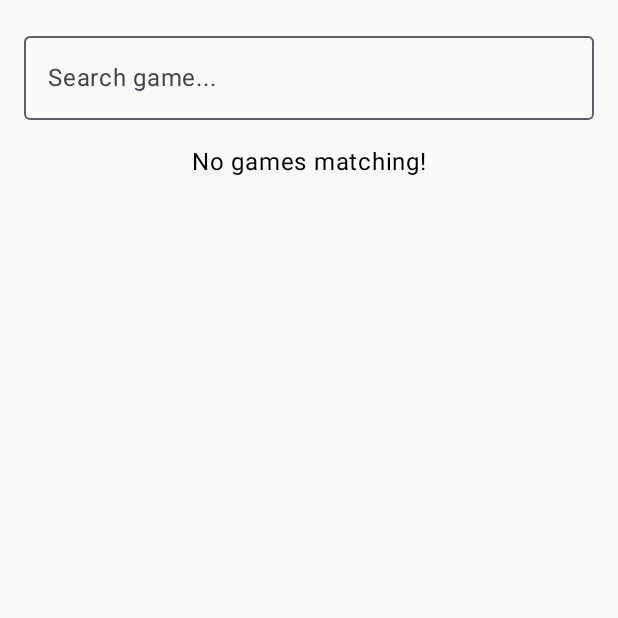
After one commit to haoziliu/my_game_shelf, an Android app built with Jetpack Compose: the AddGameScreen screen opened through its navigation route, on a phone screen of 412 x 824 dp, the top half of it. The commit adds this screen. Run offline under Robolectric (Android 15) with nearby library versions, the phone set to English and light mode, and no system bars; our stand-ins replace Dagger/Hilt's generated code, Room's generated code.

Commit message:
add search api

```diff
--- a/app/src/main/AndroidManifest.xml
+++ b/app/src/main/AndroidManifest.xml
@@ -2,9 +2,13 @@
 <manifest xmlns:android="http://schemas.android.com/apk/res/android"
     xmlns:tools="http://schemas.android.com/tools">
 
+    <uses-permission android:name="android.permission.ACCESS_NETWORK_STATE" />
+    <uses-permission android:name="android.permission.INTERNET" />
+
     <application
         android:name=".MyApp"
         android:allowBackup="true"
+        android:enableOnBackInvokedCallback="true"
         android:dataExtractionRules="@xml/data_extraction_rules"
         android:fullBackupContent="@xml/backup_rules"
         android:icon="@mipmap/ic_launcher"
@@ -23,6 +27,7 @@
                 <category android:name="android.intent.category.LAUNCHER" />
             </intent-filter>
         </activity>
+
     </application>
 
 </manifest>
--- a/app/src/main/java/com/example/mygameshelf/MainActivity.kt
+++ b/app/src/main/java/com/example/mygameshelf/MainActivity.kt
@@ -12,6 +12,7 @@ import androidx.compose.material3.Text
 import androidx.compose.runtime.Composable
 import androidx.compose.ui.Modifier
 import androidx.compose.ui.tooling.preview.Preview
+import com.example.mygameshelf.presentation.App
 import com.example.mygameshelf.presentation.shelf.ShelfScreen
 import com.example.mygameshelf.presentation.theme.MyGameShelfTheme
 import dagger.hilt.android.AndroidEntryPoint
@@ -23,11 +24,7 @@ class MainActivity : ComponentActivity() {
         enableEdgeToEdge()
         setContent {
             MyGameShelfTheme {
-                Scaffold(modifier = Modifier.fillMaxSize()) { innerPadding ->
-                    Column(modifier = Modifier.padding(innerPadding)) {
-                        ShelfScreen()
-                    }
-                }
+                App()
             }
         }
     }
--- a/app/src/main/java/com/example/mygameshelf/core/di/AppModule.kt
+++ b/app/src/main/java/com/example/mygameshelf/core/di/AppModule.kt
@@ -6,6 +6,7 @@ import androidx.datastore.preferences.core.PreferenceDataStoreFactory
 import androidx.datastore.preferences.core.Preferences
 import androidx.datastore.preferences.preferencesDataStoreFile
 import androidx.room.Room
+import com.example.mygameshelf.core.network.TokenProvider
 import com.example.mygameshelf.data.GameRepositoryImpl
 import com.example.mygameshelf.data.TokenRepositoryImpl
 import com.example.mygameshelf.data.local.TokenStore
@@ -55,4 +56,10 @@ object AppModule {
             context.preferencesDataStoreFile("auth_token_prefs")
         }
     }
+
+    @Provides
+    @Singleton
+    fun provideTokenProvider(authApi: AuthApi, tokenStore: TokenStore): TokenProvider {
+        return TokenRepositoryImpl(authApi, tokenStore)
+    }
 }
--- a/app/src/main/java/com/example/mygameshelf/data/GameRepositoryImpl.kt
+++ b/app/src/main/java/com/example/mygameshelf/data/GameRepositoryImpl.kt
@@ -4,13 +4,24 @@ import com.example.mygameshelf.data.local.dao.GameDao
 import com.example.mygameshelf.data.local.model.toDomainModel
 import com.example.mygameshelf.data.local.model.toEntity
 import com.example.mygameshelf.data.remote.api.GameApi
+import com.example.mygameshelf.data.remote.model.toDomainModel
 import com.example.mygameshelf.domain.model.Game
+import com.example.mygameshelf.domain.model.GameBrief
 import com.example.mygameshelf.domain.model.GameStatus
 import com.example.mygameshelf.domain.repository.GameRepository
 import kotlinx.coroutines.flow.Flow
+import kotlinx.coroutines.flow.flow
 import kotlinx.coroutines.flow.map
+import okhttp3.MediaType.Companion.toMediaType
+import okhttp3.RequestBody.Companion.toRequestBody
+import java.io.IOException
+import javax.inject.Inject
 
-class GameRepositoryImpl constructor(val gameDao: GameDao, val gameApi: GameApi) : GameRepository {
+class GameRepositoryImpl @Inject constructor(
+    private val gameDao: GameDao,
+    private val gameApi: GameApi
+) : GameRepository {
+
     override fun getLocalGames(gameStatus: GameStatus): Flow<List<Game>> {
         return gameDao.getGames(gameStatus)
             .map { entities -> entities.map { it.toDomainModel() } }
@@ -23,4 +34,17 @@ class GameRepositoryImpl constructor(val gameDao: GameDao, val gameApi: GameApi)
     override suspend fun deleteGame(id: Long) {
         gameDao.deleteGameById(id)
     }
+
+    override suspend fun searchGames(searchText: String): Flow<List<GameBrief>> = flow {
+        val rawQuery = "fields name,cover.image_id; limit 10; where name ~ *\"$searchText\"*;"
+        val response = gameApi.games(
+            rawQuery.toRequestBody("text/plain".toMediaType())
+        )
+        if (response.isSuccessful) {
+            val dtoList = response.body() ?: emptyList()
+            emit(dtoList.map { it.toDomainModel() })
+        } else {
+            throw IOException("Error fetching games: ${response.code()}")
+        }
+    }
 }
--- a/app/src/main/java/com/example/mygameshelf/data/TokenRepositoryImpl.kt
+++ b/app/src/main/java/com/example/mygameshelf/data/TokenRepositoryImpl.kt
@@ -1,5 +1,6 @@
 package com.example.mygameshelf.data
 
+import com.example.mygameshelf.BuildConfig
 import com.example.mygameshelf.core.network.TokenProvider
 import com.example.mygameshelf.data.local.TokenStore
 import com.example.mygameshelf.data.remote.api.AuthApi
@@ -14,8 +15,8 @@ class TokenRepositoryImpl @Inject constructor(
     override suspend fun getValidToken(): String {
         if (tokenStore.isTokenExpired()) {
             val response = authApi.auth(
-                clientId = "BuildConfig.TWITCH_CLIENT_ID",
-                clientSecret = "BuildConfig.TWITCH_CLIENT_SECRET"
+                clientId = BuildConfig.TWITCH_CLIENT_ID,
+                clientSecret = BuildConfig.TWITCH_CLIENT_SECRET
             )
             if (!response.isSuccessful) {
                 throw Exception("Token fetch failed: ${response.code()}")
--- a/app/src/main/java/com/example/mygameshelf/data/remote/api/AuthApi.kt
+++ b/app/src/main/java/com/example/mygameshelf/data/remote/api/AuthApi.kt
@@ -7,7 +7,7 @@ import retrofit2.http.Query
 
 interface AuthApi {
 
-    @POST("/token")
+    @POST("oauth2/token")
     suspend fun auth(
         @Query("client_id") clientId: String,
         @Query("client_secret") clientSecret: String,
--- a/app/src/main/java/com/example/mygameshelf/data/remote/api/GameApi.kt
+++ b/app/src/main/java/com/example/mygameshelf/data/remote/api/GameApi.kt
@@ -1,18 +1,15 @@
 package com.example.mygameshelf.data.remote.api
 
-import com.example.mygameshelf.data.remote.model.AuthResponseDTO
+import com.example.mygameshelf.data.remote.model.GameBriefDTO
+import com.example.mygameshelf.domain.model.GameBrief
+import okhttp3.RequestBody
 import retrofit2.Response
+import retrofit2.http.Body
 import retrofit2.http.POST
-import retrofit2.http.Query
 
 interface GameApi {
 
-//    @GET("tasks")
-//    suspend fun getTasks(): List<Task>
-//
-//    @POST("task")
-//    suspend fun addTask(@Body task: Task): Response<Task>
-//
-//    @DELETE("tasks/{id}")
-//    suspend fun deleteTask(@Path("id") taskId: String): Response<Unit>
+    @POST("games")
+    suspend fun games(@Body rawQuery: RequestBody): Response<List<GameBriefDTO>>
+
 }
--- a/app/src/main/java/com/example/mygameshelf/domain/repository/GameRepository.kt
+++ b/app/src/main/java/com/example/mygameshelf/domain/repository/GameRepository.kt
@@ -1,6 +1,7 @@
 package com.example.mygameshelf.domain.repository
 
 import com.example.mygameshelf.domain.model.Game
+import com.example.mygameshelf.domain.model.GameBrief
 import com.example.mygameshelf.domain.model.GameStatus
 import kotlinx.coroutines.flow.Flow
 
@@ -8,4 +9,5 @@ interface GameRepository {
     fun getLocalGames(gameStatus: GameStatus): Flow<List<Game>>
     suspend fun upsertGame(game: Game)
     suspend fun deleteGame(id: Long)
+    suspend fun searchGames(searchText: String): Flow<List<GameBrief>>
 }
--- /dev/null
+++ b/app/src/main/java/com/example/mygameshelf/domain/usecase/SearchGamesUseCase.kt
@@ -0,0 +1,8 @@
+package com.example.mygameshelf.domain.usecase
+
+import com.example.mygameshelf.domain.repository.GameRepository
+import javax.inject.Inject
+
+class SearchGamesUseCase @Inject constructor(private val repository: GameRepository) {
+    suspend operator fun invoke(searchText: String) = repository.searchGames(searchText)
+}
--- /dev/null
+++ b/app/src/main/java/com/example/mygameshelf/presentation/App.kt
@@ -0,0 +1,45 @@
+package com.example.mygameshelf.presentation
+
+import androidx.compose.foundation.layout.Column
+import androidx.compose.foundation.layout.fillMaxSize
+import androidx.compose.foundation.layout.padding
+import androidx.compose.material3.Scaffold
+import androidx.compose.runtime.Composable
+import androidx.compose.ui.Modifier
+import androidx.navigation.compose.NavHost
+import androidx.navigation.compose.composable
+import androidx.navigation.compose.rememberNavController
+import com.example.mygameshelf.presentation.addgame.AddGameScreen
+import com.example.mygameshelf.presentation.shelf.ShelfScreen
+import com.example.mygameshelf.presentation.startup.AppLauncherScreen
+
+@Composable
+fun App() {
+    val navController = rememberNavController()
+
+    NavHost(navController, startDestination = "launcher") {
+        composable("launcher") {
+            AppLauncherScreen(
+                onReady = {
+                    navController.navigate("main") {
+                        popUpTo("launcher") {
+                            inclusive = true
+                        }
+                        launchSingleTop = true
+                    }
+                }
+            )
+        }
+        composable("main") {
+            Scaffold(modifier = Modifier.fillMaxSize()) { innerPadding ->
+                Column(modifier = Modifier.padding(innerPadding)) {
+                    ShelfScreen()
+                }
+            }
+        }
+        composable("addGame") {
+            AddGameScreen()
+        }
+    }
+
+}
--- /dev/null
+++ b/app/src/main/java/com/example/mygameshelf/presentation/addgame/AddGameScreen.kt
@@ -0,0 +1,86 @@
+package com.example.mygameshelf.presentation.addgame
+
+import androidx.compose.foundation.layout.Column
+import androidx.compose.foundation.layout.Row
+import androidx.compose.foundation.layout.Spacer
+import androidx.compose.foundation.layout.fillMaxWidth
+import androidx.compose.foundation.layout.height
+import androidx.compose.foundation.layout.padding
+import androidx.compose.foundation.layout.size
+import androidx.compose.foundation.layout.width
+import androidx.compose.foundation.lazy.LazyColumn
+import androidx.compose.foundation.lazy.items
+import androidx.compose.material3.OutlinedTextField
+import androidx.compose.material3.Text
+import androidx.compose.runtime.Composable
+import androidx.compose.runtime.getValue
+import androidx.compose.ui.Alignment
+import androidx.compose.ui.Modifier
+import androidx.compose.ui.tooling.preview.Preview
+import androidx.compose.ui.tooling.preview.PreviewParameter
+import androidx.compose.ui.tooling.preview.PreviewParameterProvider
+import androidx.compose.ui.unit.dp
+import androidx.hilt.navigation.compose.hiltViewModel
+import androidx.lifecycle.compose.collectAsStateWithLifecycle
+import com.example.mygameshelf.domain.model.GameBrief
+import com.example.mygameshelf.presentation.common.NetworkImage
+
+@Composable
+fun AddGameScreen(viewModel: AddGameViewModel = hiltViewModel()) {
+    val searchText by viewModel.searchText.collectAsStateWithLifecycle()
+    val games by viewModel.games.collectAsStateWithLifecycle()
+
+    Column(Modifier.padding(16.dp)) {
+        OutlinedTextField(
+            value = searchText,
+            onValueChange = { viewModel.onSearchTextChanged(it) },
+            label = { Text("Search game...") },
+            modifier = Modifier.fillMaxWidth()
+        )
+        Spacer(Modifier.height(16.dp))
+        if (games.isEmpty()) {
+            Text("No games matching!", modifier = Modifier.align(Alignment.CenterHorizontally))
+        }
+        LazyColumn {
+            items(games) { gameBrief ->
+                GameRow(gameBrief)
+            }
+        }
+
+    }
+}
+
+@Composable
+@Preview
+fun GameRow(@PreviewParameter(GameRowPreview::class) gameBrief: GameBrief) {
+    Row(Modifier
+        .fillMaxWidth()
+        .padding(8.dp)) {
+        NetworkImage(
+            url = gameBrief.coverUrl ?: "",
+            modifier = Modifier.size(width = 48.dp, height = 72.dp)
+        )
+        Spacer(Modifier.width(16.dp))
+        Text(modifier = Modifier.align(Alignment.CenterVertically), text = gameBrief.title)
+    }
+}
+
+class GameRowPreview : PreviewParameterProvider<GameBrief> {
+    override val values = sequenceOf(
+        GameBrief(
+            title = "Game 1",
+            igdbId = 119402,
+            imageId = "co5uct"
+        ),
+        GameBrief(
+            title = "Game 2",
+            igdbId = 12503,
+            imageId = "co1t7q"
+        ),
+        GameBrief(
+            title = "Game 3",
+            igdbId = 157580,
+            imageId = "co5mw9"
+        )
+    )
+}
--- /dev/null
+++ b/app/src/main/java/com/example/mygameshelf/presentation/addgame/AddGameViewModel.kt
@@ -0,0 +1,48 @@
+package com.example.mygameshelf.presentation.addgame
+
+import androidx.lifecycle.ViewModel
+import androidx.lifecycle.viewModelScope
+import com.example.mygameshelf.domain.model.GameBrief
+import com.example.mygameshelf.domain.usecase.SearchGamesUseCase
+import dagger.hilt.android.lifecycle.HiltViewModel
+import kotlinx.coroutines.ExperimentalCoroutinesApi
+import kotlinx.coroutines.FlowPreview
+import kotlinx.coroutines.flow.MutableStateFlow
+import kotlinx.coroutines.flow.asStateFlow
+import kotlinx.coroutines.flow.catch
+import kotlinx.coroutines.flow.debounce
+import kotlinx.coroutines.flow.distinctUntilChanged
+import kotlinx.coroutines.flow.filter
+import kotlinx.coroutines.flow.flatMapLatest
+import kotlinx.coroutines.launch
+import javax.inject.Inject
+
+@HiltViewModel
+@OptIn(FlowPreview::class, ExperimentalCoroutinesApi::class)
+class AddGameViewModel @Inject constructor(
+    val searchGamesUseCase: SearchGamesUseCase
+) : ViewModel() {
+    private val _searchText = MutableStateFlow("")
+    val searchText = _searchText.asStateFlow()
+    private val _games = MutableStateFlow<List<GameBrief>>(listOf())
+    val games = _games.asStateFlow()
+//    private val _loading = MutableStateFlow(false)
+//    val loading = _loading.asStateFlow()
+
+    init {
+        viewModelScope.launch {
+            _searchText.debounce(500)
+                .filter { it.length > 2 }
+                .distinctUntilChanged()
+                .flatMapLatest { query -> searchGamesUseCase(query) }
+                .catch { _games.value = emptyList() }
+                .collect {
+                    _games.value = it
+                }
+        }
+    }
+
+    fun onSearchTextChanged(newText: String) {
+        _searchText.value = newText
+    }
+}
--- a/app/src/main/java/com/example/mygameshelf/presentation/shelf/ShelfScreen.kt
+++ b/app/src/main/java/com/example/mygameshelf/presentation/shelf/ShelfScreen.kt
@@ -37,14 +37,14 @@ fun ShelfScreen(viewModel: ShelfViewModel = hiltViewModel()) {
 
     Column(modifier = Modifier.fillMaxWidth()) {
         LazyRow {
-            items(wantToPlayGames) { game ->
+            items(wantToPlayGames, key = { it.id }) { game ->
                 GameItem(game = game, onLongPressed = {
                     viewModel.deleteGame(game)
                 })
             }
         }
         LazyRow {
-            items(completedGames) { game ->
+            items(completedGames, key = { it.id }) { game ->
                 GameItem(game = game, onLongPressed = {
                     viewModel.deleteGame(game)
                 })
--- /dev/null
+++ b/app/src/main/java/com/example/mygameshelf/presentation/startup/AppLauncherScreen.kt
@@ -0,0 +1,42 @@
+package com.example.mygameshelf.presentation.startup
+
+import androidx.compose.foundation.background
+import androidx.compose.foundation.layout.Box
+import androidx.compose.foundation.layout.Column
+import androidx.compose.foundation.layout.Spacer
+import androidx.compose.foundation.layout.fillMaxSize
+import androidx.compose.foundation.layout.height
+import androidx.compose.material.icons.Icons
+import androidx.compose.material.icons.filled.VideogameAsset
+import androidx.compose.material3.CircularProgressIndicator
+import androidx.compose.material3.Icon
+import androidx.compose.material3.MaterialTheme
+import androidx.compose.runtime.Composable
+import androidx.compose.runtime.LaunchedEffect
+import androidx.compose.runtime.getValue
+import androidx.compose.ui.Alignment
+import androidx.compose.ui.Modifier
+import androidx.compose.ui.graphics.Color
+import androidx.compose.ui.unit.dp
+import androidx.hilt.navigation.compose.hiltViewModel
+import androidx.lifecycle.compose.collectAsStateWithLifecycle
+import kotlinx.coroutines.delay
+
+@Composable
+fun AppLauncherScreen(
+    onReady: () -> Unit,
+    viewModel: AppLauncherViewModel = hiltViewModel()
+) {
+    val ready by viewModel.ready.collectAsStateWithLifecycle()
+    LaunchedEffect(ready) {
+        if (ready) {
+            delay(100)
+            onReady()
+        }
+    }
+
+    Box(Modifier.fillMaxSize(), contentAlignment = Alignment.Center) {
+        CircularProgressIndicator()
+    }
+
+}
--- /dev/null
+++ b/app/src/main/java/com/example/mygameshelf/presentation/startup/AppLauncherViewModel.kt
@@ -0,0 +1,31 @@
+package com.example.mygameshelf.presentation.startup
+
+import androidx.lifecycle.ViewModel
+import androidx.lifecycle.viewModelScope
+import com.example.mygameshelf.domain.usecase.GetValidTokenUseCase
+import dagger.hilt.android.lifecycle.HiltViewModel
+import kotlinx.coroutines.flow.MutableStateFlow
+import kotlinx.coroutines.flow.StateFlow
+import kotlinx.coroutines.launch
+import javax.inject.Inject
+
+@HiltViewModel
+class AppLauncherViewModel @Inject constructor(
+    private val getValidTokenUseCase: GetValidTokenUseCase
+) : ViewModel() {
+
+    private val _ready = MutableStateFlow(false)
+    val ready: StateFlow<Boolean> = _ready
+
+    init {
+        viewModelScope.launch {
+            try {
+                getValidTokenUseCase()
+                _ready.value = true
+            } catch (e: Exception) {
+                e.printStackTrace()
+                _ready.value = false
+            }
+        }
+    }
+}
```
Also changed, not shown: app/build.gradle.kts (+9 -4 lines), app/src/main/java/com/example/mygameshelf/core/di/NetworkModule.kt (+20 -5 lines), app/src/main/java/com/example/mygameshelf/data/remote/model/GameBriefDTO.kt (added, +24 -0 lines), app/src/main/java/com/example/mygameshelf/domain/model/GameBrief.kt (added, +11 -0 lines), app/src/main/java/com/example/mygameshelf/presentation/common/NetworkImage.kt (added, +31 -0 lines).
